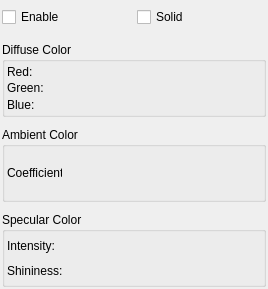
First picture: the form in src/Interface/Application/TransferFunctionFeatureWidget.ui, repository jessdtate/Seg3D, before the edit.
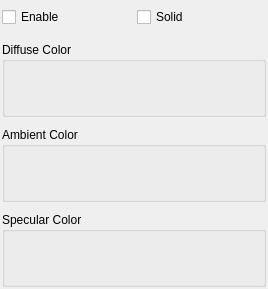
Second picture: the form after the edit. Custom widgets are drawn as their Qt base class.

Commit message: ui updates, added a description to the slidercombo's in place of the unused range set buttons

What changed in the file:
```diff
--- a/src/Interface/Application/TransferFunctionFeatureWidget.ui
+++ b/src/Interface/Application/TransferFunctionFeatureWidget.ui
@@ -68,103 +68,16 @@
        <number>2</number>
       </property>
       <property name="margin">
-       <number>2</number>
+       <number>4</number>
       </property>
       <item>
-       <layout class="QHBoxLayout" name="horizontalLayout">
-        <item>
-         <widget class="QLabel" name="label">
-          <property name="sizePolicy">
-           <sizepolicy hsizetype="Fixed" vsizetype="Preferred">
-            <horstretch>0</horstretch>
-            <verstretch>0</verstretch>
-           </sizepolicy>
-          </property>
-          <property name="minimumSize">
-           <size>
-            <width>55</width>
-            <height>0</height>
-           </size>
-          </property>
-          <property name="maximumSize">
-           <size>
-            <width>55</width>
-            <height>16777215</height>
-           </size>
-          </property>
-          <property name="text">
-           <string>Red:</string>
-          </property>
-         </widget>
-        </item>
-        <item>
-         <widget class="QtUtils::QtSliderIntCombo" name="diffuse_red_slider_" native="true"/>
-        </item>
-       </layout>
+       <widget class="QtUtils::QtSliderIntCombo" name="diffuse_red_slider_" native="true"/>
       </item>
       <item>
-       <layout class="QHBoxLayout" name="horizontalLayout_2">
-        <item>
-         <widget class="QLabel" name="label_2">
-          <property name="sizePolicy">
-           <sizepolicy hsizetype="Fixed" vsizetype="Preferred">
-            <horstretch>0</horstretch>
-            <verstretch>0</verstretch>
-           </sizepolicy>
-          </property>
-          <property name="minimumSize">
-           <size>
-            <width>55</width>
-            <height>0</height>
-           </size>
-          </property>
-          <property name="maximumSize">
-           <size>
-            <width>55</width>
-            <height>16777215</height>
-           </size>
-          </property>
-          <property name="text">
-           <string>Green:</string>
-          </property>
-         </widget>
-        </item>
-        <item>
-         <widget class="QtUtils::QtSliderIntCombo" name="diffuse_green_slider_" native="true"/>
-        </item>
-       </layout>
+       <widget class="QtUtils::QtSliderIntCombo" name="diffuse_green_slider_" native="true"/>
       </item>
       <item>
-       <layout class="QHBoxLayout" name="horizontalLayout_3">
-        <item>
-         <widget class="QLabel" name="label_3">
-          <property name="sizePolicy">
-           <sizepolicy hsizetype="Fixed" vsizetype="Preferred">
-            <horstretch>0</horstretch>
-            <verstretch>0</verstretch>
-           </sizepolicy>
-          </property>
-          <property name="minimumSize">
-           <size>
-            <width>55</width>
-            <height>0</height>
-           </size>
-          </property>
-          <property name="maximumSize">
-           <size>
-            <width>55</width>
-            <height>16777215</height>
-           </size>
-          </property>
-          <property name="text">
-           <string>Blue:</string>
-          </property>
-         </widget>
-        </item>
-        <item>
-         <widget class="QtUtils::QtSliderIntCombo" name="diffuse_blue_slider_" native="true"/>
-        </item>
-       </layout>
+       <widget class="QtUtils::QtSliderIntCombo" name="diffuse_blue_slider_" native="true"/>
       </item>
      </layout>
     </widget>
@@ -174,44 +87,15 @@
      <property name="title">
       <string>Ambient Color</string>
      </property>
-     <layout class="QVBoxLayout" name="verticalLayout_4">
+     <layout class="QHBoxLayout" name="horizontalLayout_5">
       <property name="spacing">
-       <number>2</number>
+       <number>0</number>
       </property>
       <property name="margin">
-       <number>2</number>
+       <number>4</number>
       </property>
       <item>
-       <layout class="QHBoxLayout" name="horizontalLayout_5">
-        <item>
-         <widget class="QLabel" name="label_5">
-          <property name="sizePolicy">
-           <sizepolicy hsizetype="Fixed" vsizetype="Preferred">
-            <horstretch>0</horstretch>
-            <verstretch>0</verstretch>
-           </sizepolicy>
-          </property>
-          <property name="minimumSize">
-           <size>
-            <width>55</width>
-            <height>0</height>
-           </size>
-          </property>
-          <property name="maximumSize">
-           <size>
-            <width>55</width>
-            <height>16777215</height>
-           </size>
-          </property>
-          <property name="text">
-           <string>Coefficient:</string>
-          </property>
-         </widget>
-        </item>
-        <item>
-         <widget class="QtUtils::QtSliderDoubleCombo" name="ambient_coeff_slider_" native="true"/>
-        </item>
-       </layout>
+       <widget class="QtUtils::QtSliderDoubleCombo" name="ambient_coeff_slider_" native="true"/>
       </item>
      </layout>
     </widget>
@@ -226,71 +110,13 @@
        <number>2</number>
       </property>
       <property name="margin">
-       <number>2</number>
+       <number>4</number>
       </property>
       <item>
-       <layout class="QHBoxLayout" name="horizontalLayout_7">
-        <item>
-         <widget class="QLabel" name="label_7">
-          <property name="sizePolicy">
-           <sizepolicy hsizetype="Fixed" vsizetype="Preferred">
-            <horstretch>0</horstretch>
-            <verstretch>0</verstretch>
-           </sizepolicy>
-          </property>
-          <property name="minimumSize">
-           <size>
-            <width>55</width>
-            <height>0</height>
-           </size>
-          </property>
-          <property name="maximumSize">
-           <size>
-            <width>55</width>
-            <height>16777215</height>
-           </size>
-          </property>
-          <property name="text">
-           <string>Intensity:</string>
-          </property>
-         </widget>
-        </item>
-        <item>
-         <widget class="QtUtils::QtSliderDoubleCombo" name="specular_intensity_slider_" native="true"/>
-        </item>
-       </layout>
+       <widget class="QtUtils::QtSliderDoubleCombo" name="specular_intensity_slider_" native="true"/>
       </item>
       <item>
-       <layout class="QHBoxLayout" name="horizontalLayout_4">
-        <item>
-         <widget class="QLabel" name="label_4">
-          <property name="sizePolicy">
-           <sizepolicy hsizetype="Fixed" vsizetype="Preferred">
-            <horstretch>0</horstretch>
-            <verstretch>0</verstretch>
-           </sizepolicy>
-          </property>
-          <property name="minimumSize">
-           <size>
-            <width>55</width>
-            <height>0</height>
-           </size>
-          </property>
-          <property name="maximumSize">
-           <size>
-            <width>55</width>
-            <height>16777215</height>
-           </size>
-          </property>
-          <property name="text">
-           <string>Shininess:</string>
-          </property>
-         </widget>
-        </item>
-        <item>
-         <widget class="QtUtils::QtSliderIntCombo" name="shininess_slider_" native="true"/>
-        </item>
-       </layout>
+       <widget class="QtUtils::QtSliderIntCombo" name="shininess_slider_" native="true"/>
       </item>
      </layout>
     </widget>
```
Left out of the diff: 3 changed lines with no effect on the pictures. The commit also changes 3 other files.
